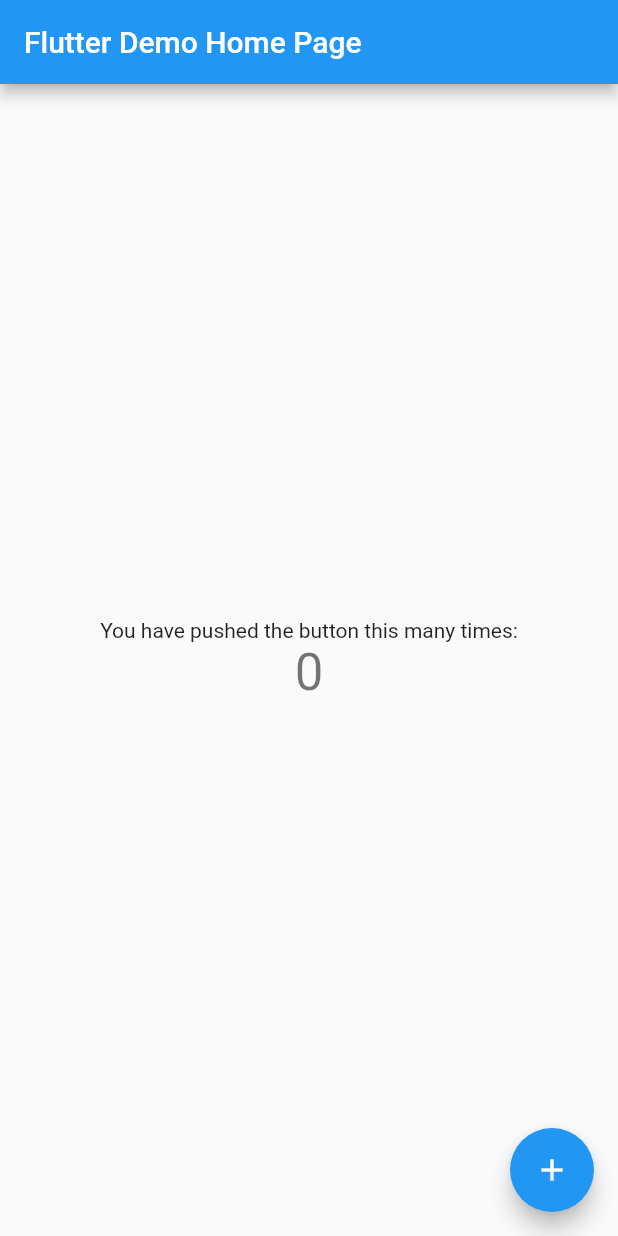
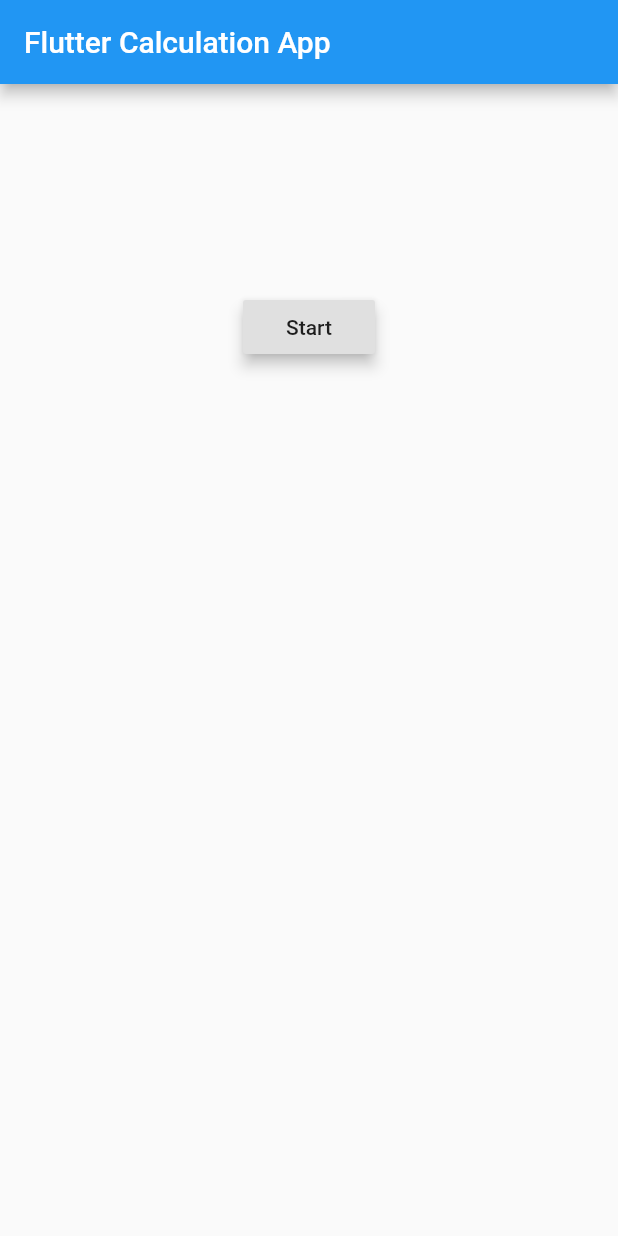
Before and after one commit to tmathers/FlutterCalcApp, a Flutter app: the screen it shows after launch, on a phone screen of 412 x 824 dp. Run offline on Flutter 3.47's test engine with Material 2 defaults, Android fonts, the phone set to English and light mode, and no system bars.

Commit message:
working calculation

```diff
--- a/lib/main.dart
+++ b/lib/main.dart
@@ -1,40 +1,35 @@
 import 'package:flutter/material.dart';
+import 'dart:convert';
+import 'dart:async';
+import 'package:http/http.dart' as http;
+
 
 void main() => runApp(new MyApp());
 
+/**
+ * The Stateless widget class
+ *
+ */
 class MyApp extends StatelessWidget {
   // This widget is the root of your application.
   @override
   Widget build(BuildContext context) {
     return new MaterialApp(
-      title: 'Flutter Demo',
+      title: 'Flutter Calc App',
       theme: new ThemeData(
-        // This is the theme of your application.
-        //
-        // Try running your application with "flutter run". You'll see the
-        // application has a blue toolbar. Then, without quitting the app, try
-        // changing the primarySwatch below to Colors.green and then invoke
-        // "hot reload" (press "r" in the console where you ran "flutter run",
-        // or press Run > Flutter Hot Reload in IntelliJ). Notice that the
-        // counter didn't reset back to zero; the application is not restarted.
         primarySwatch: Colors.blue,
       ),
-      home: new MyHomePage(title: 'Flutter Demo Home Page'),
+      home: new MyHomePage(title: 'Flutter Calculation App'),
     );
   }
 }
 
+/**
+ * The stateful widget class.
+ *
+ */
 class MyHomePage extends StatefulWidget {
   MyHomePage({Key key, this.title}) : super(key: key);
-
-  // This widget is the home page of your application. It is stateful, meaning
-  // that it has a State object (defined below) that contains fields that affect
-  // how it looks.
-
-  // This class is the configuration for the state. It holds the values (in this
-  // case the title) provided by the parent (in this case the App widget) and
-  // used by the build method of the State. Fields in a Widget subclass are
-  // always marked "final".
 
   final String title;
 
@@ -42,68 +37,166 @@ class MyHomePage extends StatefulWidget {
   _MyHomePageState createState() => new _MyHomePageState();
 }
 
+/**
+ * The state class
+ */
 class _MyHomePageState extends State<MyHomePage> {
-  int _counter = 0;
+  String _calc = "";
+  bool _calculating = false;
+  List<String> _history = [];
 
-  void _incrementCounter() {
+  final String url = "http://test.ethorstat.com/test.ashx";
+
+  /**
+   * Performs the calculation and updates the state.
+   *
+   */
+  void _doCalc() async {
+      _setCalculating(true);
+
+      await Future.delayed(const Duration(seconds: 1));
+
+      Map decoded = await _getJsonData();
+
+      int parm1 = decoded['parm1'];
+      int parm2 = decoded['parm2'];
+      String op = decoded['op'];
+
+      String equation = decoded['parm1'].toString() + " " + op + " "
+          + decoded['parm2'].toString() + " = ";
+      double answer = 0.0;
+
+      switch (op) {
+        case "+":
+          equation += (parm1 + parm2).toString();
+          break;
+        case "-":
+          equation += (parm1 - parm2).toString();
+          break;
+        case "*":
+          equation += (parm1 * parm2).toString();
+          break;
+        case "/":
+          double answer = parm1 / parm2;
+          if (answer % 1 == 0) {
+            equation += answer.toInt().toString();
+          } else {
+            equation += answer.toStringAsFixed(3);
+          }
+          break;
+        default:
+          print("Unrecognozed op: " + op);
+          equation += "?";
+      }
+
+      if (_calculating) {
+        _calc = equation;
+
+        // Add to top of history
+        _history.insert(0, _calc);
+        _setCalculating(false);
+      }
+
+  }
+
+  /**
+   * Gets the JSON data from the URL
+   *
+   * @return A Map of the JSON data
+   */
+  Future<Map> _getJsonData() async {
+    final response = await http.get(url);
+
+    if (response.statusCode == 200) {
+      // If the call to the server was successful, return the JSON
+      return json.decode(response.body);
+    } else {
+      // If that call was not successful, throw an error.
+      throw Exception('Failed to load calc data ');
+    }
+  }
+
+  /**
+   * Sets the calculating variable
+   *
+   * @param bool calulating
+   */
+  void _setCalculating(bool calculating) {
     setState(() {
-      // This call to setState tells the Flutter framework that something has
-      // changed in this State, which causes it to rerun the build method below
-      // so that the display can reflect the updated values. If we changed
-      // _counter without calling setState(), then the build method would not be
-      // called again, and so nothing would appear to happen.
-      _counter++;
+      _calculating = calculating;
+      if (calculating) {
+        // reset the calculation
+        _calc = "";
+      }
+      print ("Setting state: " + calculating.toString());
+      print ("History: " + _history.toString());
     });
   }
 
   @override
   Widget build(BuildContext context) {
-    // This method is rerun every time setState is called, for instance as done
-    // by the _incrementCounter method above.
-    //
-    // The Flutter framework has been optimized to make rerunning build methods
-    // fast, so that you can just rebuild anything that needs updating rather
-    // than having to individually change instances of widgets.
     return new Scaffold(
+
         appBar: new AppBar(
-        // Here we take the value from the MyHomePage object that was created by
-        // the App.build method, and use it to set our appbar title.
           title: new Text(widget.title),
         ),
-      body: new Center(
-        // Center is a layout widget. It takes a single child and positions it
-        // in the middle of the parent.
-        child: new Column(
-          // Column is also layout widget. It takes a list of children and
-          // arranges them vertically. By default, it sizes itself to fit its
-          // children horizontally, and tries to be as tall as its parent.
-          //
-          // Invoke "debug paint" (press "p" in the console where you ran
-          // "flutter run", or select "Toggle Debug Paint" from the Flutter tool
-          // window in IntelliJ) to see the wireframe for each widget.
-          //
-          // Column has various properties to control how it sizes itself and
-          // how it positions its children. Here we use mainAxisAlignment to
-          // center the children vertically; the main axis here is the vertical
-          // axis because Columns are vertical (the cross axis would be
-          // horizontal).
+        body: new Column(
+
             mainAxisAlignment: MainAxisAlignment.center,
             children: <Widget>[
-            new Text(
-              'You have pushed the button this many times:',
+              Expanded(
+                child: Column(
+                  mainAxisAlignment: MainAxisAlignment.center,
+                  children: [
+
+                    new RaisedButton(
+                      child: Text(_calculating ? "Stop" : "Start"),
+                      elevation: 4.0,
+                      splashColor: Colors.blueGrey,
+                      onPressed: () {
+                        if (_calculating) {
+                          _setCalculating(false);
+                          // stop calculating
+                        } else {
+                          _doCalc();
+                        }
+                      },
+
                     ),
-            new Text(
-              '$_counter',
-              style: Theme.of(context).textTheme.display1,
+                    new Container(
+                      margin: const EdgeInsets.only(top: 20.0),
+                      child : new Text(
+                        '$_calc',
+                        style: Theme
+                          .of(context)
+                          .textTheme
+                          .display1,
+                      ),
                     ),
                   ],
                 ),
+                flex: 1,
               ),
-      floatingActionButton: new FloatingActionButton(
-        onPressed: _incrementCounter,
-        tooltip: 'Increment',
-        child: new Icon(Icons.add),
-      ), // This trailing comma makes auto-formatting nicer for build methods.
+              Expanded(
+                child: new Scrollbar( child:
+                    new ListView.builder(
+                      shrinkWrap: true,
+
+                      padding: const EdgeInsets.all(20.0),
+                      itemBuilder: (BuildContext context, int index) {
+                          return new Text(_history[index],
+                            style: new TextStyle(fontSize: 20.0),
                           );
+                      },
+                      itemCount: _history.length,
+
+                    ),
+                ),
+                flex:1
+              ),
+            ],
+          ),
+        )
+    ;
   }
 }
```
Also changed, not shown: 1 other file. Lines whose indentation alone changed are shown as unchanged.
